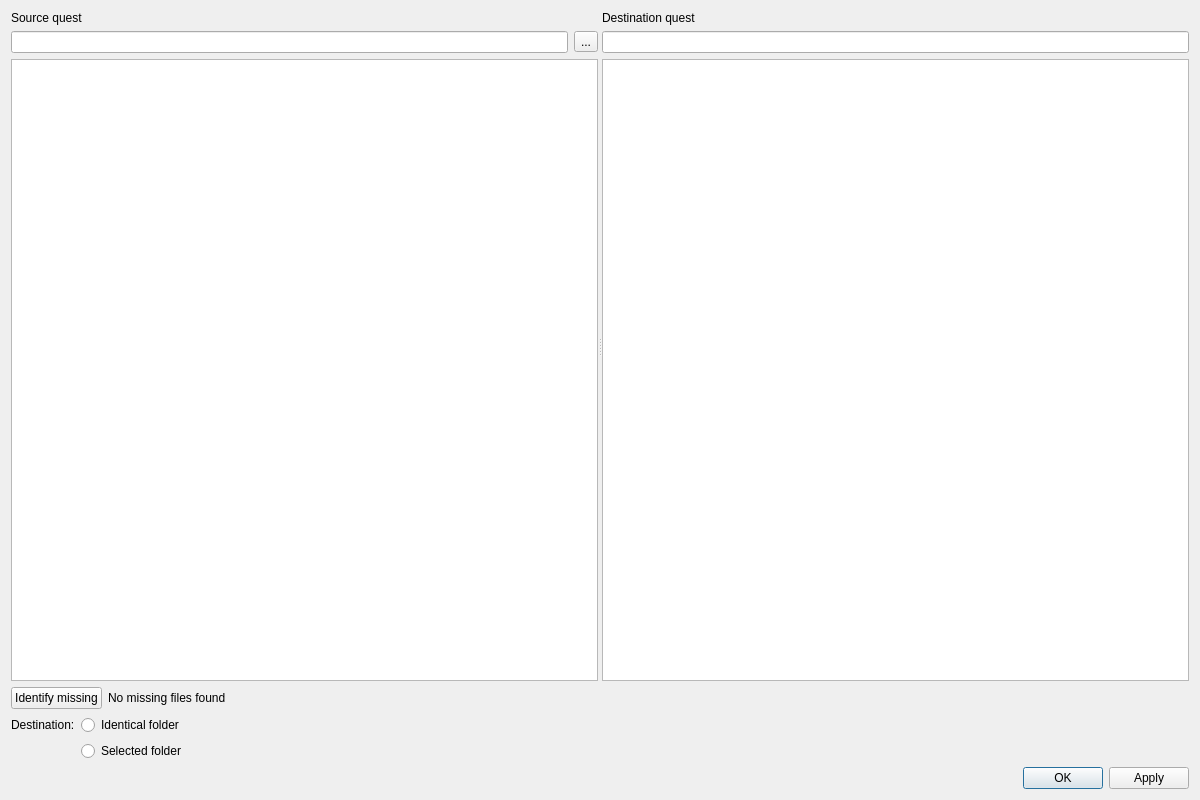
Kangie/solarus, file src/widgets/import_dialog.ui: the form before one commit.
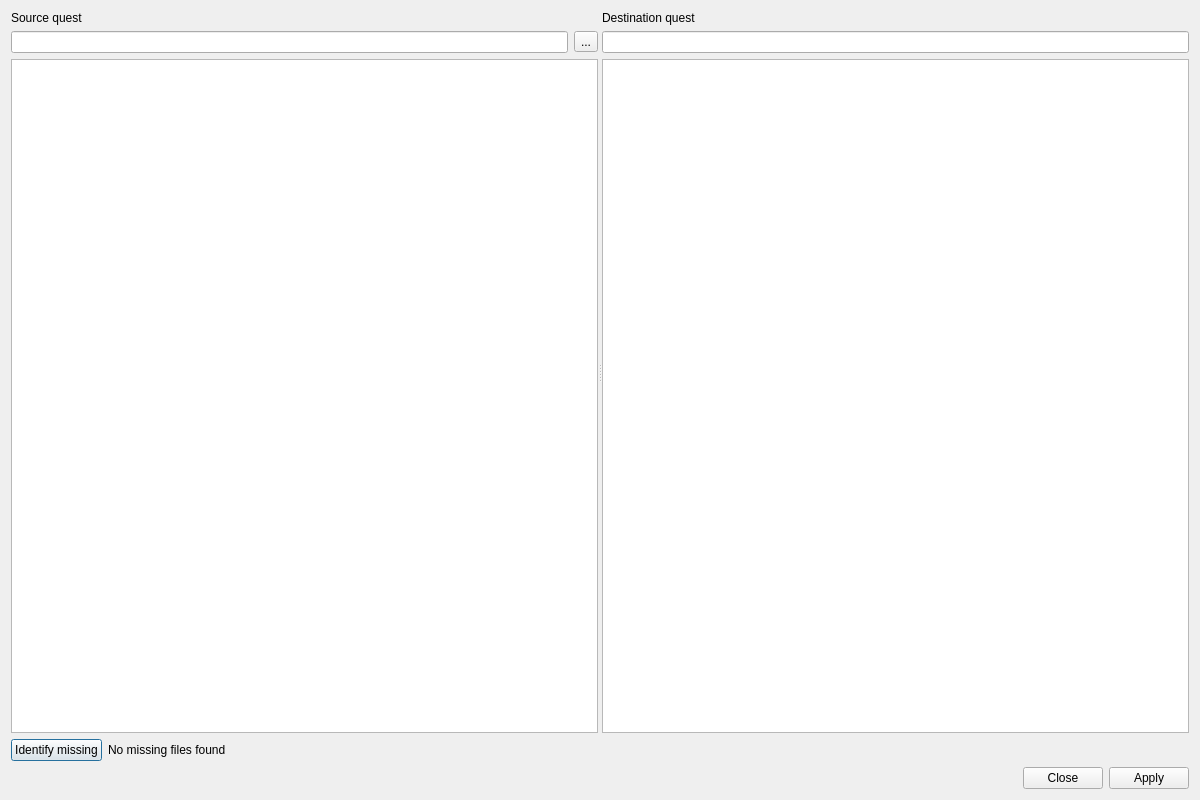
The form after the commit. Icons and pictures are not drawn. Custom widgets are drawn as their Qt base class.

Commit message: Remove import destination radio buttons

```diff
--- a/src/widgets/import_dialog.ui
+++ b/src/widgets/import_dialog.ui
@@ -115,38 +115,13 @@
      </item>
     </layout>
    </item>
-   <item>
-    <layout class="QFormLayout" name="destination_dir_layout">
-     <item row="0" column="0">
-      <widget class="QLabel" name="label_2">
-       <property name="text">
-        <string>Destination:</string>
-       </property>
-      </widget>
-     </item>
-     <item row="0" column="1">
-      <widget class="QRadioButton" name="identical_dir_radio">
-       <property name="text">
-        <string>Identical folder</string>
-       </property>
-      </widget>
-     </item>
-     <item row="1" column="1">
-      <widget class="QRadioButton" name="selected_dir_radio">
-       <property name="text">
-        <string>Selected folder</string>
-       </property>
-      </widget>
-     </item>
-    </layout>
-   </item>
    <item>
     <widget class="QDialogButtonBox" name="button_box">
      <property name="orientation">
       <enum>Qt::Horizontal</enum>
      </property>
      <property name="standardButtons">
-      <set>QDialogButtonBox::Apply|QDialogButtonBox::Ok</set>
+      <set>QDialogButtonBox::Apply|QDialogButtonBox::Close</set>
      </property>
     </widget>
    </item>
```
The commit also changes 1 other file.
